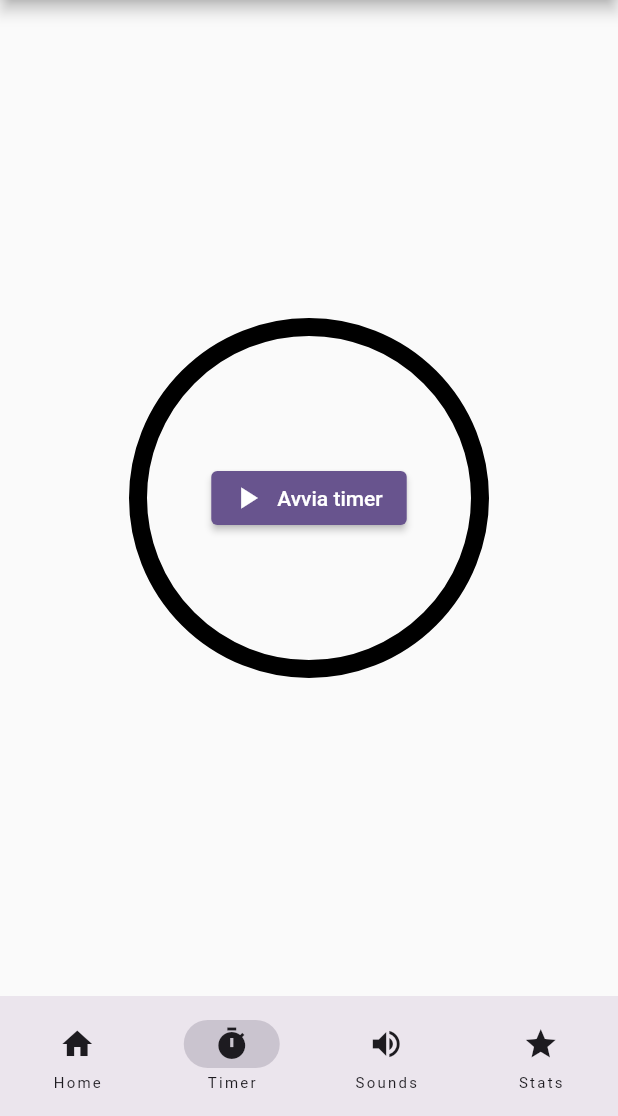
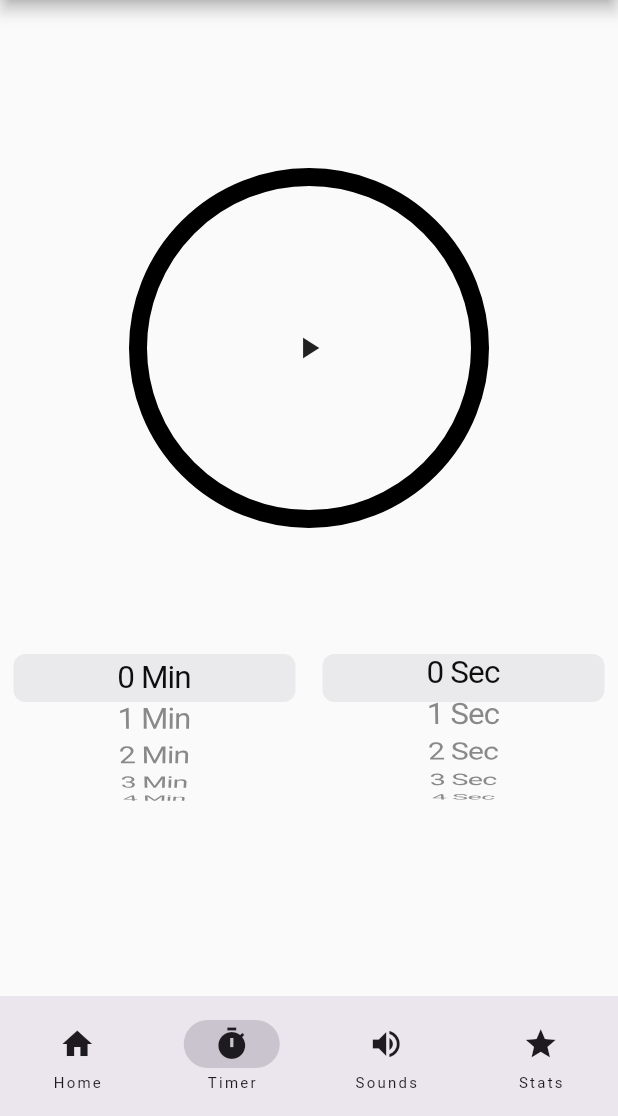
Before and after one commit to Asciugano/focus_buddy, a Flutter app: the screen it shows after launch, item 2 of the bottom bar chosen, on a phone screen of 412 x 824 dp, the part 120-1236 px from its top. Run offline on Flutter 3.47's test engine with Material 3 defaults, Android fonts, the phone set to English and light mode, and no system bars; drawn by our look-alikes of percent_indicator.

Commit message:
agiunti i picker per i minuti e i secondi

```diff
--- a/lib/views/pages/timer_page.dart
+++ b/lib/views/pages/timer_page.dart
@@ -2,6 +2,7 @@ import 'dart:async';
 import 'package:flutter/material.dart';
 import 'package:focus_buddy/data/notifiers.dart';
 import 'package:focus_buddy/views/widgets/circular_percent_widget.dart';
+import 'package:focus_buddy/views/widgets/time_picker_widget.dart';
 
 class TimerPage extends StatefulWidget {
   const TimerPage({super.key});
@@ -17,8 +18,6 @@ class _TimerPageState extends State<TimerPage> {
   @override
   void dispose() {
     _timer?.cancel();
-    totalTimeNotifier.dispose();
-    timeElapsedNotifier.dispose();
     super.dispose();
   }
 
@@ -30,17 +29,22 @@ class _TimerPageState extends State<TimerPage> {
         children: [
           CircularPercentWidget(
             button: !started
-                // ? IconButton(
-                //     onPressed: () => startTimer(),
-                //     icon: Icon(Icons.start),
-                //   )
-                ? ElevatedButton.icon(
+                ? IconButton(
                     onPressed: startTimer,
                     icon: Icon(Icons.play_arrow),
-                    label: Text('Avvia timer'),
                   )
+                // ? ElevatedButton.icon(
+                //     onPressed: startTimer,
+                //     icon: Icon(Icons.play_arrow),
+                //     label: Text('Avvia timer'),
+                //   )
                 : null,
           ),
+          if (!started)
+            TimePickerWidget(
+              onTimeChange: (seconds) =>
+                  totalTimeNotifier.value = seconds.toDouble(),
+            ),
         ],
       ),
     );
@@ -58,7 +62,6 @@ class _TimerPageState extends State<TimerPage> {
       } else {
         setState(() => started = false);
         timer.cancel();
-        totalTimeNotifier.value = 100;
         timeElapsedNotifier.value = 0;
       }
     });
--- /dev/null
+++ b/lib/views/widgets/time_picker_widget.dart
@@ -0,0 +1,66 @@
+import 'package:flutter/cupertino.dart';
+import 'package:focus_buddy/data/notifiers.dart';
+
+class TimePickerWidget extends StatefulWidget {
+  const TimePickerWidget({super.key, this.onTimeChange});
+
+  final Function(int)? onTimeChange;
+
+  @override
+  State<TimePickerWidget> createState() => _TimePickerWidgetState();
+}
+
+class _TimePickerWidgetState extends State<TimePickerWidget> {
+  int selectedMin = 0, selectedSec = 0;
+
+  @override
+  void dispose() {
+    final int totalTime = (selectedMin * 60) + selectedSec;
+    totalTimeNotifier.value = totalTime.toDouble();
+    super.dispose();
+  }
+
+  @override
+  Widget build(BuildContext context) {
+    return SizedBox(
+      height: 200,
+      child: Row(
+        mainAxisAlignment: MainAxisAlignment.center,
+        children: [
+          // Min
+          Expanded(
+            child: CupertinoPicker(
+              itemExtent: 32,
+              scrollController: FixedExtentScrollController(
+                initialItem: selectedMin,
+              ),
+              onSelectedItemChanged: (value) {
+                setState(() {
+                  selectedMin = value;
+                  widget.onTimeChange?.call((selectedMin * 60) + selectedSec);
+                });
+              },
+              children: List.generate(60, (i) => Center(child: Text('$i Min'))),
+            ),
+          ),
+          // Sec
+          Expanded(
+            child: CupertinoPicker(
+              itemExtent: 32,
+              scrollController: FixedExtentScrollController(
+                initialItem: selectedSec,
+              ),
+              onSelectedItemChanged: (value) {
+                setState(() {
+                  selectedSec = value;
+                  widget.onTimeChange?.call((selectedMin * 60) + selectedSec);
+                });
+              },
+              children: List.generate(60, (i) => Text('$i Sec')),
+            ),
+          ),
+        ],
+      ),
+    );
+  }
+}
```
